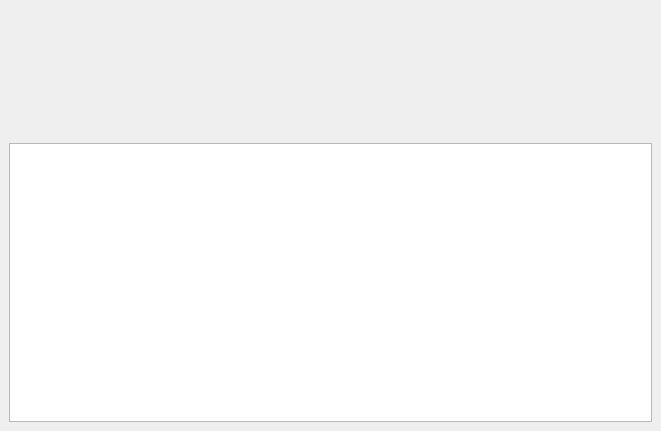
This is libraries/qxrdlib/qxrdstartupwindow.ui in guyjennings/qxrd as Qt 5 draws it before an edit. The edited form follows.
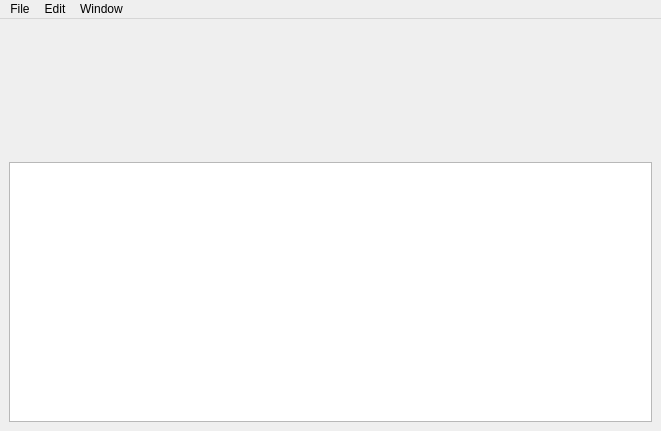
This is the edited form.

Commit message: Added menus to startup window

The edit to the form file:
```diff
--- a/libraries/qxrdlib/qxrdstartupwindow.ui
+++ b/libraries/qxrdlib/qxrdstartupwindow.ui
@@ -69,6 +69,52 @@
     </item>
    </layout>
   </widget>
+  <widget class="QMenuBar" name="menuBar">
+   <property name="geometry">
+    <rect>
+     <x>0</x>
+     <y>0</y>
+     <width>661</width>
+     <height>22</height>
+    </rect>
+   </property>
+   <widget class="QMenu" name="m_FileMenu">
+    <property name="title">
+     <string>File</string>
+    </property>
+    <addaction name="actionFile"/>
+   </widget>
+   <widget class="QMenu" name="m_EditMenu">
+    <property name="title">
+     <string>Edit</string>
+    </property>
+    <addaction name="actionEdit"/>
+   </widget>
+   <widget class="QMenu" name="m_WindowMenu">
+    <property name="title">
+     <string>Window</string>
+    </property>
+    <addaction name="actionWindow"/>
+   </widget>
+   <addaction name="m_FileMenu"/>
+   <addaction name="m_EditMenu"/>
+   <addaction name="m_WindowMenu"/>
+  </widget>
+  <action name="actionFile">
+   <property name="text">
+    <string>File...</string>
+   </property>
+  </action>
+  <action name="actionEdit">
+   <property name="text">
+    <string>Edit...</string>
+   </property>
+  </action>
+  <action name="actionWindow">
+   <property name="text">
+    <string>Window...</string>
+   </property>
+  </action>
  </widget>
  <resources/>
  <connections/>
```
The commit also changes 4 other files.
